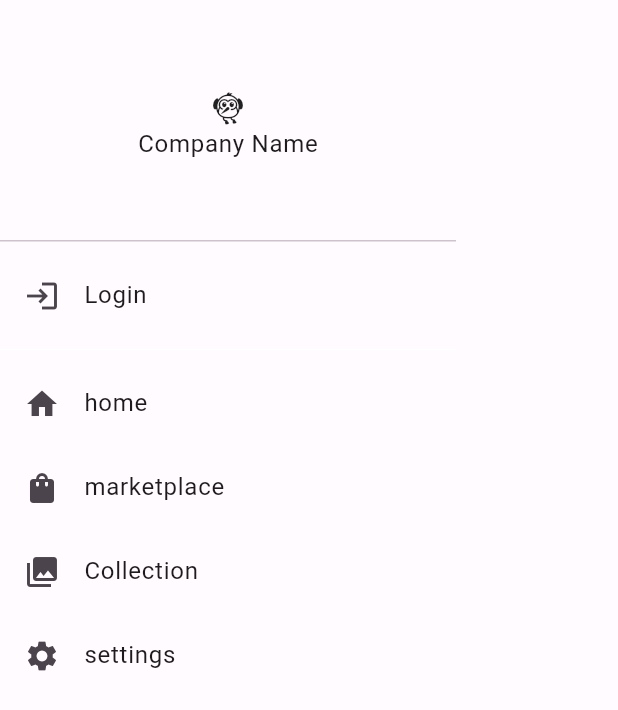
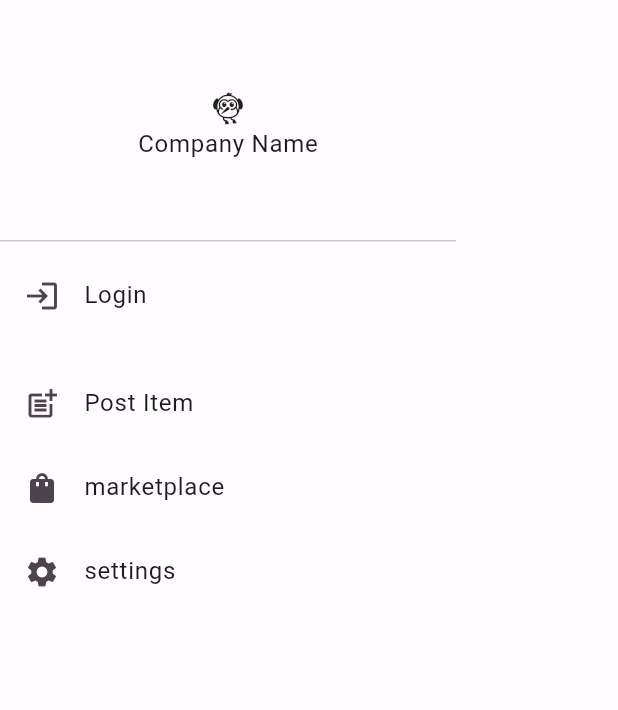
Before and after one commit to h-ali-web-dev/flutter_marketplace_test, a Flutter app: what myNewDrawer() shows on an empty page, opened directly, on a phone screen of 412 x 824 dp. Shown: the top 710 px of the screen. Run offline on Flutter 3.47's test engine with Material 3 defaults, Android fonts, the phone set to English and light mode, and no system bars; our stand-ins replace get, image_picker, pocketbase; network calls fail.

Commit message:
text fix

```diff
--- a/lib/common/my_drawer.dart
+++ b/lib/common/my_drawer.dart
@@ -58,8 +58,8 @@ Drawer myNewDrawer() {
               )),
         Divider(color: Colors.white),
         ListTile(
-          leading: Icon(Icons.home),
-          title: Text("home"),
+          leading: Icon(Icons.post_add),
+          title: Text("Post Item"),
           onTap: () {
             Get.toNamed('/postItem');
           },
@@ -71,13 +71,13 @@ Drawer myNewDrawer() {
             Get.toNamed('/marketplace');
           },
         ),
-        ListTile(
-          leading: Icon(Icons.collections),
-          title: Text("Collection"),
-          onTap: () {
-            Get.toNamed('/test');
-          },
-        ),
+        // ListTile(
+        //   leading: Icon(Icons.collections),
+        //   title: Text("Collection"),
+        //   onTap: () {
+        //     Get.toNamed('/test');
+        //   },
+        // ),
         ListTile(
           leading: Icon(Icons.settings),
           title: Text("settings"),
--- a/lib/screens/post_item_page.dart
+++ b/lib/screens/post_item_page.dart
@@ -56,7 +56,7 @@ class _PostItemPageState extends State<PostItemPage> {
             mainAxisAlignment: MainAxisAlignment.start,
             crossAxisAlignment: CrossAxisAlignment.center,
             children: [
-              Text("Enter Credentials", style: TextStyle(fontSize: 24)),
+              Text("Enter Item Details", style: TextStyle(fontSize: 24)),
               Padding(padding: EdgeInsets.symmetric(vertical: 10)),
               TextField(
                 controller: titleController,
```
Also changed, not shown: 4 other files.
